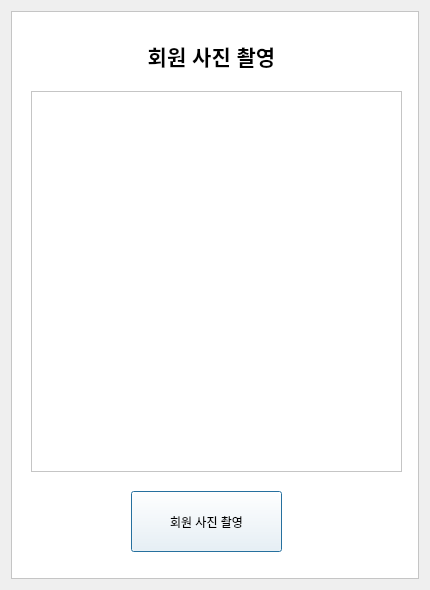
Old version of the form ui/signPhoto.ui in the repository pJunghan/RobotArm.
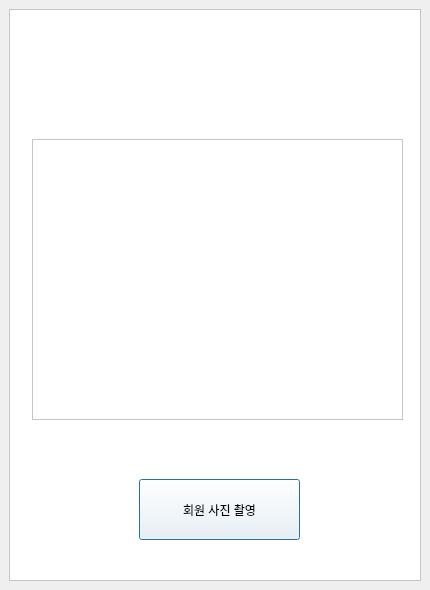
New version of the form.

```diff
--- a/ui/signPhoto.ui
+++ b/ui/signPhoto.ui
@@ -13,9 +13,15 @@
   <property name="windowTitle">
    <string>회원가입</string>
   </property>
-  <layout class="QGridLayout" name="gridLayout">
-   <item row="0" column="0">
     <widget class="QFrame" name="frame_2">
+   <property name="geometry">
+    <rect>
+     <x>9</x>
+     <y>9</y>
+     <width>412</width>
+     <height>572</height>
+    </rect>
+   </property>
      <property name="styleSheet">
       <string notr="true">background-color: rgb(255, 255, 255);</string>
      </property>
@@ -28,9 +34,9 @@
      <widget class="QPushButton" name="captureButton">
       <property name="geometry">
        <rect>
-        <x>120</x>
-        <y>480</y>
-        <width>151</width>
+      <x>130</x>
+      <y>470</y>
+      <width>161</width>
         <height>61</height>
        </rect>
       </property>
@@ -41,10 +47,10 @@
      <widget class="QGraphicsView" name="graphicsView">
       <property name="geometry">
        <rect>
-        <x>20</x>
-        <y>80</y>
+      <x>23</x>
+      <y>130</y>
         <width>371</width>
-        <height>381</height>
+      <height>281</height>
        </rect>
       </property>
       <property name="styleSheet">
@@ -63,8 +69,8 @@
      <widget class="QLabel" name="label_2">
       <property name="geometry">
        <rect>
-        <x>100</x>
-        <y>20</y>
+      <x>110</x>
+      <y>30</y>
         <width>201</width>
         <height>51</height>
        </rect>
@@ -77,18 +83,16 @@
        </font>
       </property>
       <property name="styleSheet">
-       <string notr="true">background-color: rgb(255, 255, 255);</string>
+     <string notr="true"/>
       </property>
       <property name="text">
-       <string>&lt;html&gt;&lt;head/&gt;&lt;body&gt;&lt;p align=&quot;center&quot;&gt;&lt;span style=&quot; font-size:16pt; color:#000000;&quot;&gt;회원 사진 촬영&lt;/span&gt;&lt;/p&gt;&lt;/body&gt;&lt;/html&gt;</string>
+     <string>&lt;html&gt;&lt;head/&gt;&lt;body&gt;&lt;p align=&quot;center&quot;&gt;&lt;span style=&quot; font-size:24pt; color:#ffffff;&quot;&gt;회원 사진 촬영&lt;/span&gt;&lt;/p&gt;&lt;/body&gt;&lt;/html&gt;</string>
       </property>
       <property name="alignment">
        <set>Qt::AlignCenter</set>
       </property>
      </widget>
     </widget>
-   </item>
-  </layout>
  </widget>
  <resources/>
  <connections/>
```
Lines whose indentation alone changed are shown as unchanged.
